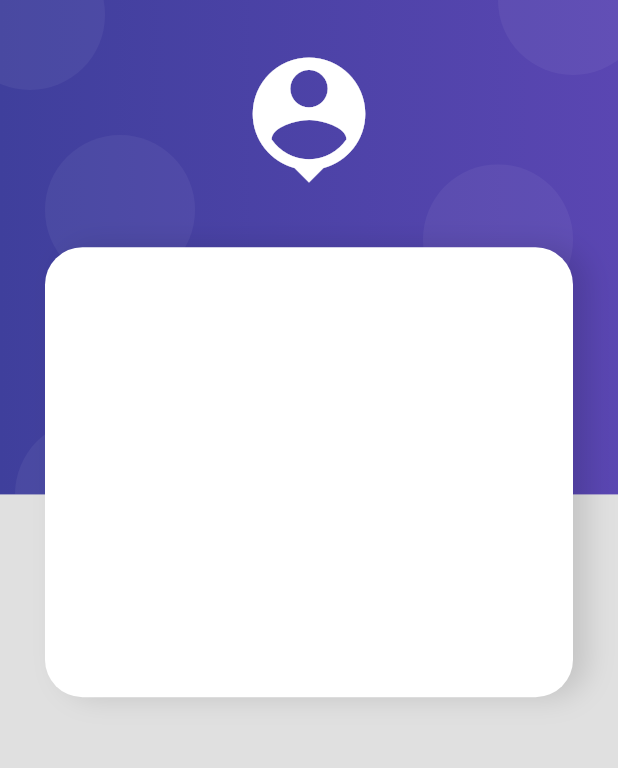
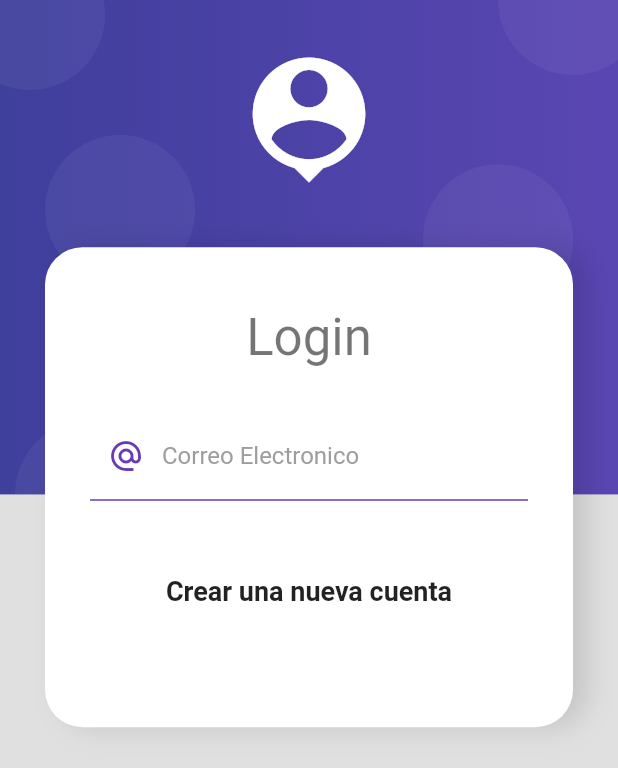
Before and after one commit to AaronMancera/AprenderFlutter, a Flutter app: the screen it shows after launch, on a phone screen of 412 x 824 dp. Shown: the top 768 px of the screen. Run offline on Flutter 3.47's test engine with Material 2 defaults, Android fonts, the phone set to English and light mode, and no system bars; our stand-ins replace card_swiper.

Commit message:
[ Seccion12 ]
Creacion de formulario dentro del card container

```diff
--- a/productos_app/lib/screens/login_screen.dart
+++ b/productos_app/lib/screens/login_screen.dart
@@ -18,10 +18,59 @@ class LoginScreen extends StatelessWidget {
               height: size.height * 0.2,
             ),
             //el contenedor de la card
-            const CardContainer(),
+            CardContainer(
+              child: Column(children: [
+                const SizedBox(
+                  height: 10,
+                ),
+                Text('Login',
+                    style: Theme.of(context).textTheme.headlineMedium),
+                const SizedBox(height: 30),
+                const _LoginForm(),
+                const SizedBox(height: 50),
+                const Text(
+                  'Crear una nueva cuenta',
+                  style: TextStyle(fontSize: 18, fontWeight: FontWeight.bold),
+                ),
+                const SizedBox(height: 50),
+              ]),
+            ),
           ]),
         ),
       ),
     );
   }
 }
+
+class _LoginForm extends StatelessWidget {
+  const _LoginForm({
+    super.key,
+  });
+
+  @override
+  Widget build(BuildContext context) {
+    return Container(
+      child: Form(
+        //TODO:Mantener la refrencia a la key
+        child: Column(children: [
+          TextFormField(
+            autocorrect: false,
+            keyboardType: TextInputType.emailAddress,
+            decoration: const InputDecoration(
+              enabledBorder: UnderlineInputBorder(
+                borderSide: BorderSide(color: Colors.deepPurple),
+              ),
+              focusedBorder: UnderlineInputBorder(
+                  borderSide: BorderSide(color: Colors.deepPurple, width: 2)),
+              hintText: 'papa.tata@gmail.com',
+              labelText: 'Correo Electronico',
+              labelStyle: TextStyle(color: Colors.grey),
+              prefixIcon:
+                  Icon(Icons.alternate_email_sharp, color: Colors.deepPurple),
+            ),
+          ),
+        ]),
+      ),
+    );
+  }
+}
--- a/productos_app/lib/widgets/card_container.dart
+++ b/productos_app/lib/widgets/card_container.dart
@@ -1,7 +1,8 @@
 import 'package:flutter/material.dart';
 
 class CardContainer extends StatelessWidget {
-  const CardContainer({super.key});
+  final Widget child;
+  const CardContainer({super.key, required this.child});
 
   @override
   Widget build(BuildContext context) {
@@ -9,8 +10,11 @@ class CardContainer extends StatelessWidget {
       padding: const EdgeInsets.symmetric(horizontal: 30),
       child: Container(
         width: double.infinity,
-        height: 300,
+        padding: const EdgeInsets.all(30), // Añade un padding a todo el contenido de nuestro child
+        // height: 300, -> Sin esto se queda todo pegado
         decoration: _createCardShape(),
+        //el widget que va a tener los espacios de texto para escribir
+        child: child,
       ),
     );
   }
```
Also changed, not shown: productos_app/lib/ui/input_decorations.dart (added).
